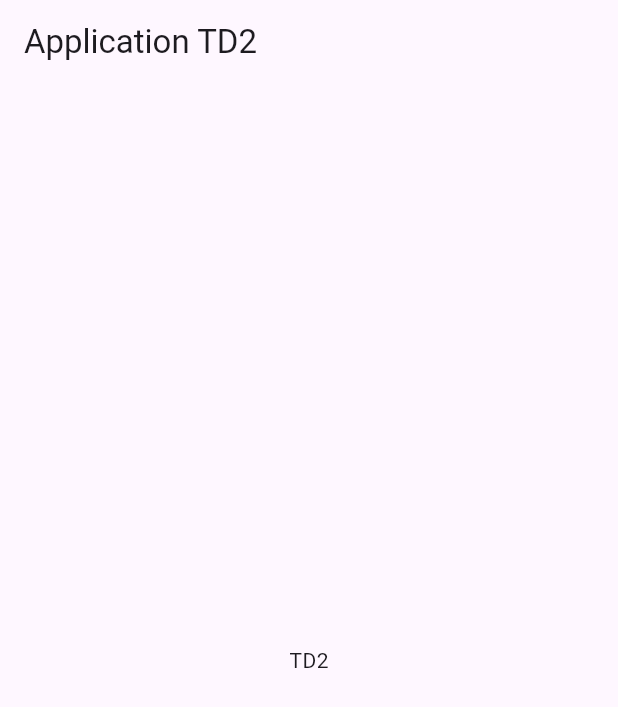
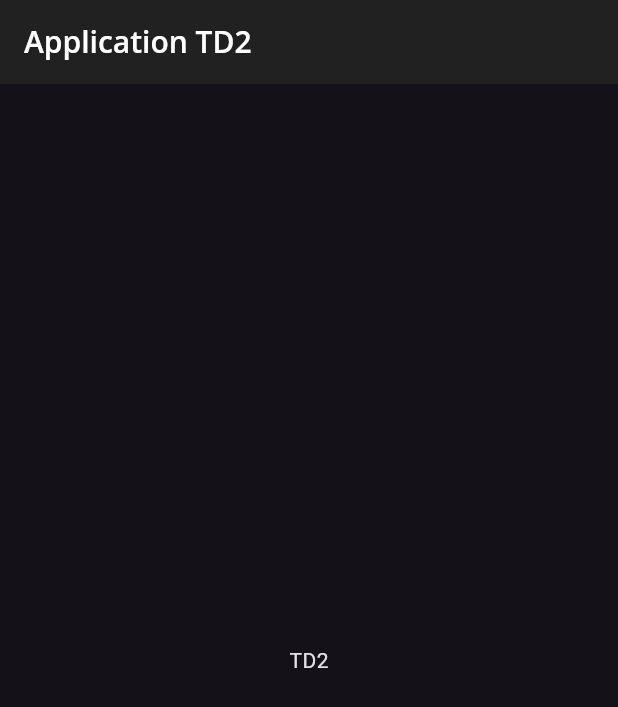
Before and after one commit to Toma1345/tp2-dev-mobile, a Flutter app: the screen it shows after launch, on a phone screen of 412 x 824 dp. Shown: the top 707 px of the screen. Run offline on Flutter 3.47's test engine with Material 3 defaults, Android fonts, the phone set to English and light mode, and no system bars; our stand-ins replace google_fonts.

Commit message:
Thème (version google_fonts : ^6.2.1)

```diff
--- a/lib/main.dart
+++ b/lib/main.dart
@@ -1,5 +1,6 @@
 import 'package:flutter/material.dart';
 import 'package:tp2/home.dart';
+import 'package:tp2/mytheme.dart';
 
 void main() {
   runApp(MyApp());
@@ -8,10 +9,11 @@ void main() {
 class MyApp extends StatelessWidget {
   @override
   Widget build(BuildContext context) {
+    final theme = MyTheme.dark();
     return MaterialApp(
         title: "TD2",
-        // theme: MyTheme.dark(),
-        home: Home()
+        home: Home(),
+        theme: theme,
     );
   }
 
--- /dev/null
+++ b/lib/mytheme.dart
@@ -0,0 +1,107 @@
+import 'package:flutter/material.dart';
+import 'package:google_fonts/google_fonts.dart';
+
+class MyTheme {
+  // 1
+  static TextTheme lightTextTheme = TextTheme(
+    bodyLarge: GoogleFonts.openSans(
+      fontSize: 14.0,
+      fontWeight: FontWeight.w700,
+      color: Colors.black,
+    ),
+    displayLarge: GoogleFonts.openSans(
+      fontSize: 32.0,
+      fontWeight: FontWeight.bold,
+      color: Colors.black,
+    ),
+    displayMedium: GoogleFonts.openSans(
+      fontSize: 21.0,
+      fontWeight: FontWeight.w700,
+      color: Colors.black,
+    ),
+    displaySmall: GoogleFonts.openSans(
+      fontSize: 16.0,
+      fontWeight: FontWeight.w600,
+      color: Colors.black,
+    ),
+    titleLarge: GoogleFonts.openSans(
+      fontSize: 20.0,
+      fontWeight: FontWeight.w600,
+      color: Colors.black,
+    ),
+  );
+
+  // 2
+  static TextTheme darkTextTheme = TextTheme(
+    bodyLarge: GoogleFonts.openSans(
+      fontSize: 14.0,
+      fontWeight: FontWeight.w700,
+      color: Colors.white,
+    ),
+    displayLarge: GoogleFonts.openSans(
+      fontSize: 32.0,
+      fontWeight: FontWeight.bold,
+      color: Colors.white,
+    ),
+    displayMedium: GoogleFonts.openSans(
+      fontSize: 21.0,
+      fontWeight: FontWeight.w700,
+      color: Colors.white,
+    ),
+    displaySmall: GoogleFonts.openSans(
+      fontSize: 16.0,
+      fontWeight: FontWeight.w600,
+      color: Colors.white,
+    ),
+    titleLarge: GoogleFonts.openSans(
+      fontSize: 20.0,
+      fontWeight: FontWeight.w600,
+      color: Colors.white,
+    ),
+  );
+
+  // 3
+  static ThemeData light() {
+    return ThemeData(
+      brightness: Brightness.light,
+      checkboxTheme: CheckboxThemeData(
+        fillColor: WidgetStateColor.resolveWith(
+              (states) {
+            return Colors.black;
+          },
+        ),
+      ),
+      appBarTheme: const AppBarTheme(
+        foregroundColor: Colors.black,
+        backgroundColor: Colors.white,
+      ),
+      floatingActionButtonTheme: const FloatingActionButtonThemeData(
+        foregroundColor: Colors.white,
+        backgroundColor: Colors.black,
+      ),
+      bottomNavigationBarTheme: const BottomNavigationBarThemeData(
+        selectedItemColor: Colors.green,
+      ),
+      textTheme: lightTextTheme,
+    );
+  }
+
+  // 4
+  static ThemeData dark() {
+    return ThemeData(
+      brightness: Brightness.dark,
+      appBarTheme: AppBarTheme(
+        foregroundColor: Colors.white,
+        backgroundColor: Colors.grey[900],
+      ),
+      floatingActionButtonTheme: const FloatingActionButtonThemeData(
+        foregroundColor: Colors.white,
+        backgroundColor: Colors.green,
+      ),
+      bottomNavigationBarTheme: const BottomNavigationBarThemeData(
+        selectedItemColor: Colors.green,
+      ),
+      textTheme: darkTextTheme,
+    );
+  }
+}
--- a/pubspec.yaml
+++ b/pubspec.yaml
@@ -30,7 +30,7 @@ environment:
 dependencies:
   flutter:
     sdk: flutter
-  google_fonts: ^3.0.1
+  google_fonts: ^6.2.1
 
   # The following adds the Cupertino Icons font to your application.
   # Use with the CupertinoIcons class for iOS style icons.
```
Also changed, not shown: lib/models/task.dart (added), pubspec.lock.
